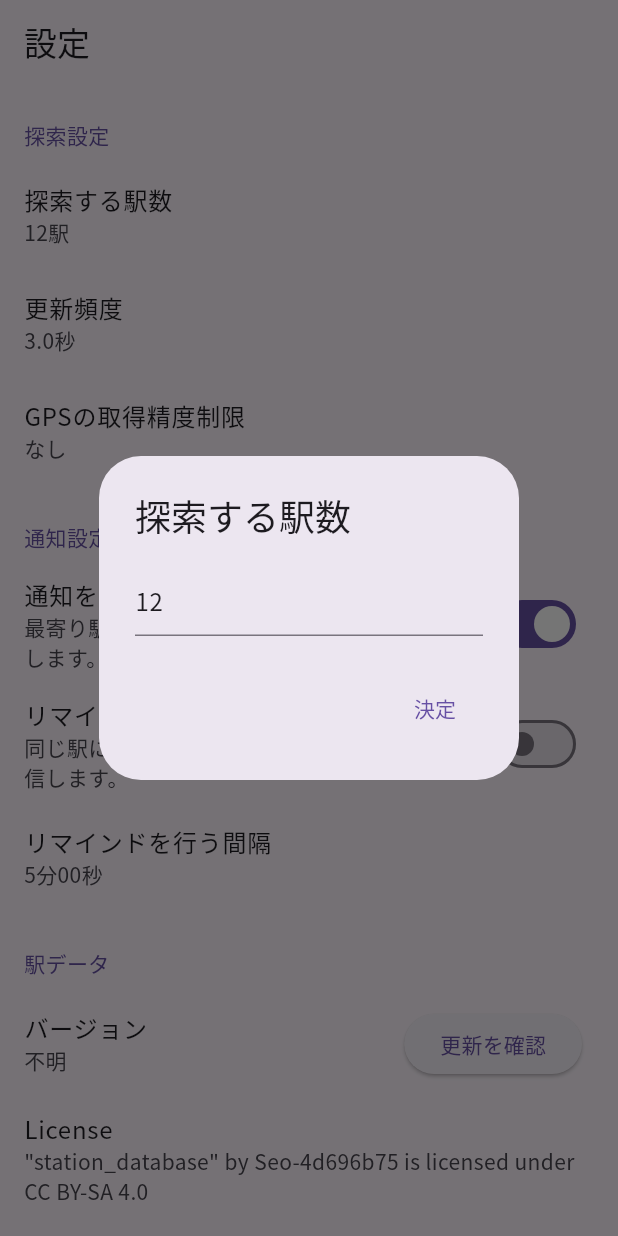
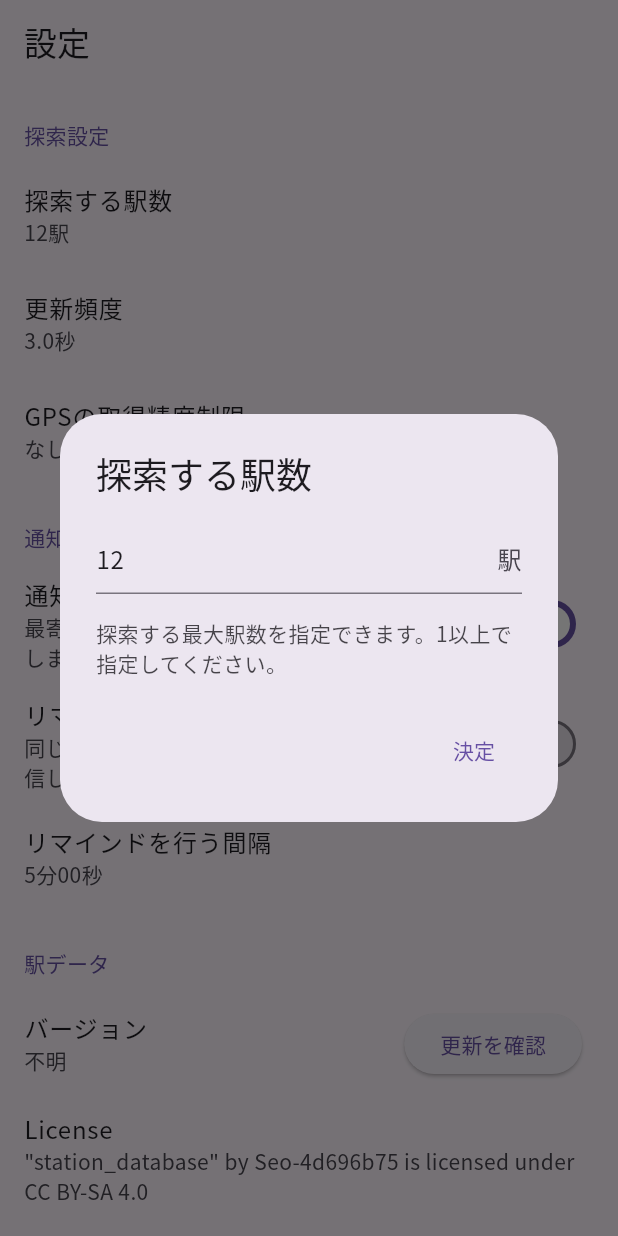
Before and after one commit to hideki0403/ekimemo-map-app, a Flutter app: the SettingsView screen opened by its route, after a tap on "探索する駅数", on a phone screen of 412 x 824 dp. Run offline on Flutter 3.47's test engine with Material 3 defaults, Android fonts, the phone set to English and light mode, and no system bars; drawn by our look-alikes of dynamic_color; our stand-ins replace dio, flutter_local_notifications, go_router, google_fonts, location, package_info_plus and 3 more; missing offline and left inert: install_plugin, maplibre_gl; accounts and stored records are empty; network calls fail.

Commit message:
feat: editorDialogにsuffixを設定できるように

```diff
--- a/lib/services/utils.dart
+++ b/lib/services/utils.dart
@@ -67,11 +67,11 @@ int getCoolDownTimeFromAccessLog(AccessLog log) {
   return coolDown - timeDiff;
 }
 
-Future<String?> showEditorDialog({String? data, String? title, String? caption, EditorDialogType? type}) async {
+Future<String?> showEditorDialog({String? data, String? title, String? caption, String? suffix, EditorDialogType? type}) async {
   return showDialog(
     context: navigatorKey.currentContext!,
     builder: (context) {
-      return EditorDialog(data: data, title: title, caption: caption, type: type);
+      return EditorDialog(data: data, title: title, caption: caption, suffix: suffix, type: type);
     },
   );
 }
--- a/lib/ui/pages/settings.dart
+++ b/lib/ui/pages/settings.dart
@@ -1,3 +1,4 @@
+import 'dart:math';
 import 'package:flutter/material.dart';
 import 'package:provider/provider.dart';
 import 'package:url_launcher/url_launcher_string.dart';
@@ -51,9 +52,16 @@ class _SettingsViewState extends State<SettingsView> {
                 title: const Text('探索する駅数'),
                 subtitle: Text('${config.maxResults}駅'),
                 onTap: () async {
-                  final result = await showEditorDialog(title: '探索する駅数', data: config.maxResults.toString(), type: EditorDialogType.integer);
+                  final result = await showEditorDialog(
+                      title: '探索する駅数',
+                      caption: '探索する最大駅数を指定できます。1以上で指定してください。',
+                      data: config.maxResults.toString(),
+                      suffix: '駅',
+                      type: EditorDialogType.integer
+                  );
+
                   if (result != null) {
-                    config.setMaxResults(int.parse(result));
+                    config.setMaxResults(max(1, int.parse(result)));
                   }
                 },
               ),
@@ -65,13 +73,12 @@ class _SettingsViewState extends State<SettingsView> {
                       title: '更新頻度',
                       caption: '最高更新頻度を指定できます。1.0秒以上で指定してください。',
                       data: config.updateFrequency.toString(),
+                      suffix: '秒',
                       type: EditorDialogType.double
                   );
 
                   if (result != null) {
-                    final freq = double.parse(result);
-                    if (freq < 1.0) return;
-                    config.setUpdateFrequency(freq);
+                    config.setUpdateFrequency(max(1.0, double.parse(result)));
                   }
                 },
               ),
@@ -83,11 +90,12 @@ class _SettingsViewState extends State<SettingsView> {
                       title: 'GPSの取得精度制限',
                       caption: 'GPSの精度がここで入力した値を超えた場合に、取得した位置情報を無視します。0mで無効になります。',
                       data: config.maxAcceptableAccuracy.toString(),
+                      suffix: 'm',
                       type: EditorDialogType.integer
                   );
 
                   if (result != null) {
-                    config.setMaxAcceptableAccuracy(int.parse(result));
+                    config.setMaxAcceptableAccuracy(max(0, int.parse(result)));
                   }
                 },
               ),
@@ -116,11 +124,12 @@ class _SettingsViewState extends State<SettingsView> {
                       title: 'リマインドを行う間隔',
                       caption: '秒数を指定してください',
                       data: config.cooldownTime.toString(),
+                      suffix: '秒',
                       type: EditorDialogType.integer
                   );
 
                   if (result != null) {
-                    config.setCooldownTime(int.parse(result));
+                    config.setCooldownTime(max(10, int.parse(result)));
                   }
                 },
               ),
--- a/lib/ui/widgets/editor_dialog.dart
+++ b/lib/ui/widgets/editor_dialog.dart
@@ -11,9 +11,10 @@ class EditorDialog extends StatefulWidget {
   final String? title;
   final String? data;
   final String? caption;
+  final String? suffix;
   final EditorDialogType? type;
 
-  const EditorDialog({Key? key, required this.data, this.title, this.caption, this.type}) : super(key: key);
+  const EditorDialog({Key? key, required this.data, this.title, this.caption, this.suffix, this.type}) : super(key: key);
 
   @override
   State<EditorDialog> createState() => _EditorDialogState();
@@ -71,6 +72,7 @@ class _EditorDialogState extends State<EditorDialog> {
             focusNode: focusNode,
             keyboardType: keyboardType,
             inputFormatters: inputFormatters,
+            decoration: widget.suffix != null ? InputDecoration(suffixText: widget.suffix) : null
           ),
           if (widget.caption != null) const SizedBox(height: 16),
           if (widget.caption != null) Opacity(opacity: 0.8, child: Text(widget.caption!)),
```
